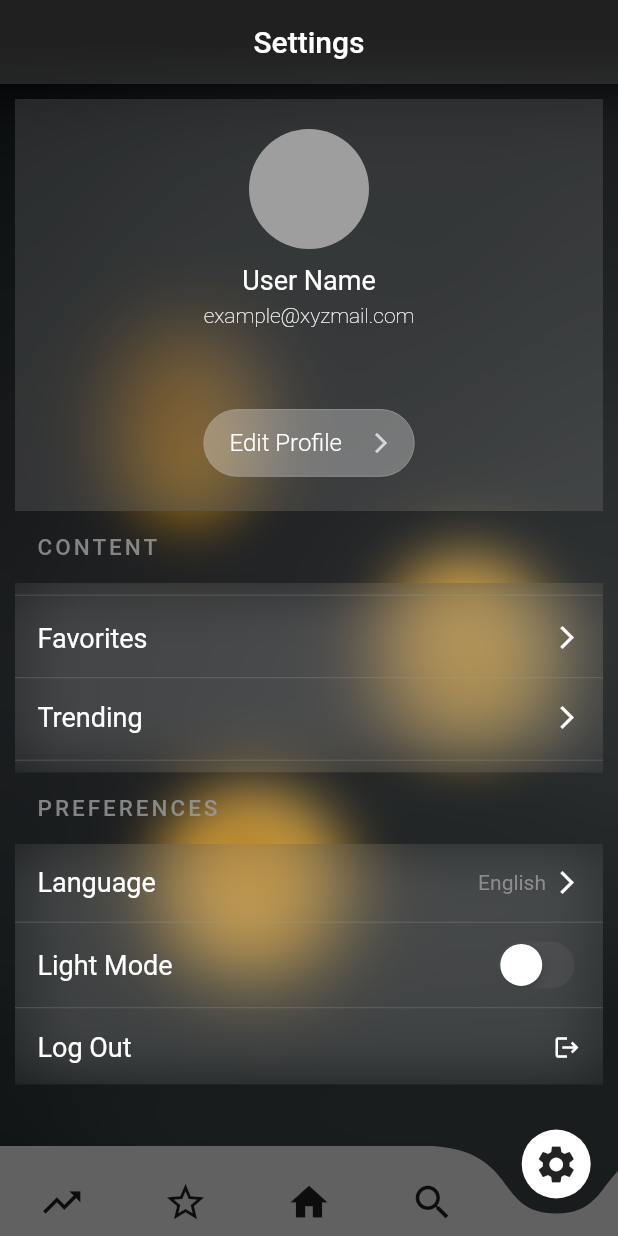
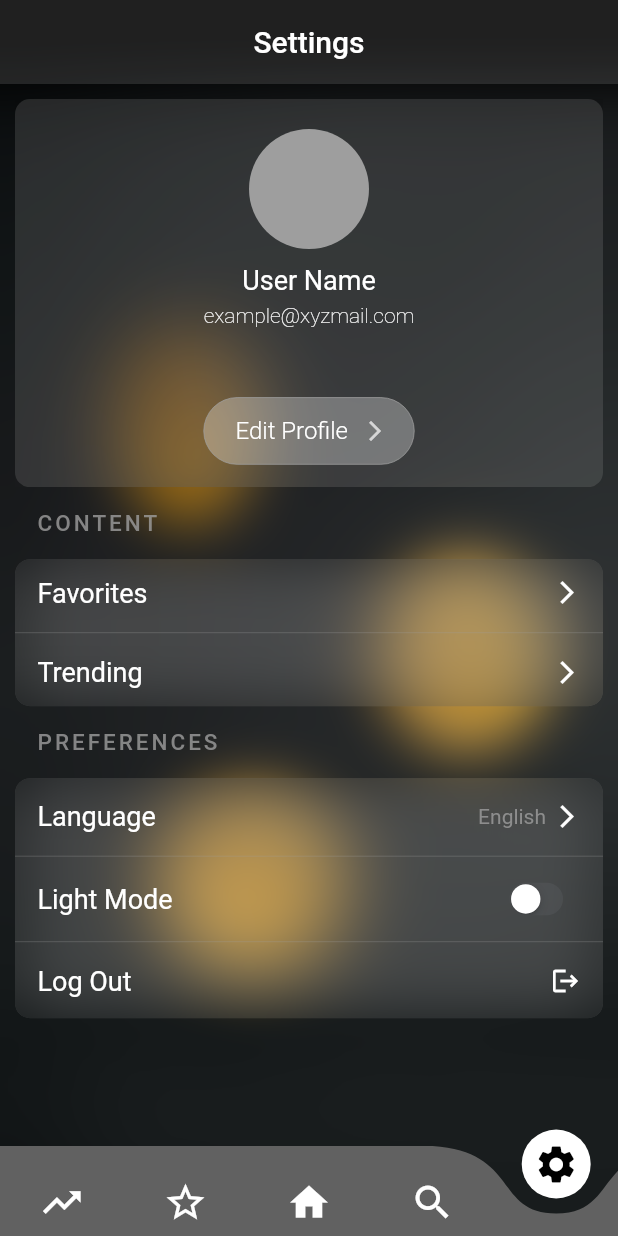
Before and after one commit to RitikRajoria/Crypto-Tracker-App, a Flutter app: the screen it shows after launch, item 5 of the bottom bar chosen, after a tap on "Edit Profile", on a phone screen of 412 x 824 dp. Run offline on Flutter 3.47's test engine with Material 2 defaults, Android fonts, the phone set to English and light mode, and no system bars; drawn by our look-alikes of curved_navigation_bar; our stand-ins replace fl_chart.

Commit message:
pushy push

```diff
--- a/lib/homepage_navbar.dart
+++ b/lib/homepage_navbar.dart
@@ -23,6 +23,13 @@ class _HomePageNavbarState extends State<HomePageNavbar> {
     Search(),
     SettingsPage(),
   ];
+  List<Color> iconColor = [
+    Colors.white,
+    Colors.white,
+    Colors.white,
+    Colors.white,
+    Colors.white
+  ];
 
   @override
   Widget build(BuildContext context) {
@@ -44,25 +51,31 @@ class _HomePageNavbarState extends State<HomePageNavbar> {
   // bottom bar
 
   Widget bottombar() {
+
     return Container(
       child: CurvedNavigationBar(
         index: 2,
         height: 60.0,
         items: <Widget>[
-          Icon(Icons.trending_up, size: 30),
-          Icon(Icons.star_outline, size: 30),
-          Icon(Icons.home, size: 30),
-          Icon(Icons.search, size: 30),
-          Icon(Icons.settings, size: 30),
+          Icon(Icons.trending_up, size: 30, color: iconColor[0],),
+          Icon(Icons.star_outline, size: 30,color: iconColor[1],),
+          Icon(Icons.home, size: 30,color: iconColor[2],),
+          Icon(Icons.search, size: 30,color:  iconColor[3],),
+          Icon(Icons.settings, size: 30,color: iconColor[4],),
         ],
         color: Colors.grey.shade700,
         buttonBackgroundColor: Colors.white,
         backgroundColor: Colors.transparent,
+
         animationCurve: Curves.easeInOut,
         animationDuration: Duration(milliseconds: 400),
+
         onTap: (index) {
           setState(() {
             pageIndex = index;
+            pageIndex == index ? iconColor[index] = Colors.black : iconColor[index] = Colors.white;
+
+
           });
         },
         letIndexChange: (index) => true,
--- a/lib/pages/home.dart
+++ b/lib/pages/home.dart
@@ -326,9 +326,7 @@ class _HomePageState extends State<HomePage> {
                 ),
                 Text(
                   "View All",
-                  style: TextStyle(
-                    color: textWhite,
-                  ),
+                  style: TextStyle(color: Colors.amber),
                 ),
               ],
             ),
--- a/lib/pages/search.dart
+++ b/lib/pages/search.dart
@@ -15,7 +15,7 @@ class _SearchState extends State<Search> {
   Icon cusIcon = Icon(Icons.search);
   Widget cusSearchBar = Text("Search");
 
-  FocusNode focusSearchField = FocusNode();
+  FocusNode focusSearch = FocusNode();
 
   @override
   Widget build(BuildContext context) {
@@ -38,6 +38,7 @@ class _SearchState extends State<Search> {
         actions: [
           IconButton(
             splashRadius: 18,
+
             icon: cusIcon,
             onPressed: () {
               setState(() {
@@ -45,8 +46,11 @@ class _SearchState extends State<Search> {
                   this.cusIcon = Icon(Icons.close);
                   this.cusSearchBar = TextField(
                     textInputAction: TextInputAction.search,
+                    focusNode: focusSearch,
+                    autofocus: true,
                     style: TextStyle(
                       color: Colors.white,
+
                       fontSize: 18.0,
                       fontWeight: FontWeight.w500,
                     ),
--- a/lib/pages/settingsPage.dart
+++ b/lib/pages/settingsPage.dart
@@ -10,6 +10,7 @@ class SettingsPage extends StatefulWidget {
 }
 
 class _SettingsPageState extends State<SettingsPage> {
+  bool themeSwitch = false;
   @override
   Widget build(BuildContext context) {
     final size = MediaQuery.of(context).size;
@@ -52,25 +53,15 @@ class _SettingsPageState extends State<SettingsPage> {
 //blur background
 //first edit profile container
             SingleChildScrollView(
-              child: body(size: size),
+              child: body(size),
             ),
           ],
         ),
       ),
     );
   }
-}
 
-class body extends StatelessWidget {
-  const body({
-    Key? key,
-    required this.size,
-  }) : super(key: key);
-
-  final Size size;
-
-  @override
-  Widget build(BuildContext context) {
+  Padding body(Size size) {
     return Padding(
       padding: const EdgeInsets.only(left: 10, right: 10),
       child: Column(
@@ -82,7 +73,7 @@ class body extends StatelessWidget {
               child: Container(
                 decoration: BoxDecoration(
                   color: Colors.grey.withOpacity(0.2),
-                  borderRadius: BorderRadius.only(),
+                  borderRadius: BorderRadius.circular(10),
                 ),
                 child: Column(
                   children: [
@@ -119,15 +110,7 @@ class body extends StatelessWidget {
                         ],
                       ),
                     ),
-                    TextButton(
-                      style: ButtonStyle(
-                        overlayColor:
-                            MaterialStateProperty.all(Colors.transparent),
-                      ),
-                      onPressed: () {
-                        print("tapped and working");
-                      },
-                      child: Container(
+                    Container(
                       height: 45,
                       width: (size.width - 60) * 0.4,
                       decoration: BoxDecoration(
@@ -135,6 +118,16 @@ class body extends StatelessWidget {
                         borderRadius: BorderRadius.circular(30),
                         color: Colors.white.withOpacity(0.3),
                       ),
+                      child: ClipRRect(
+                        borderRadius: BorderRadius.circular(30),
+                        child: TextButton(
+                          style: ButtonStyle(
+                            overlayColor: MaterialStateProperty.all(
+                                Colors.grey.withOpacity(0.8)),
+                          ),
+                          onPressed: () {
+                            print("tapped and working");
+                          },
                           child: Padding(
                             padding: const EdgeInsets.only(left: 8, right: 5),
                             child: Row(
@@ -152,6 +145,7 @@ class body extends StatelessWidget {
                                   size: 16,
                                 ),
                               ],
+                            ),
                           ),
                         ),
                       ),
@@ -180,20 +174,21 @@ class body extends StatelessWidget {
               ],
             ),
           ),
-          Container(
+          ClipRRect(
+            borderRadius: BorderRadius.circular(10),
+            child: Container(
               width: size.width,
+              decoration: BoxDecoration(
                 color: Colors.grey.withOpacity(0.3),
-            child: ClipRect(
+               borderRadius: BorderRadius.circular(10),
+              ),
               child: BackdropFilter(
                 filter: ImageFilter.blur(sigmaX: 20, sigmaY: 20),
                 child: Column(
                   children: [
-                    Divider(
-                      color: Colors.grey.withOpacity(0.3),
-                    ),
                     Padding(
                       padding: const EdgeInsets.only(
-                          left: 15, right: 15, top: 10, bottom: 8),
+                          left: 15, right: 15, top: 12, bottom: 8),
                       child: Row(
                         mainAxisAlignment: MainAxisAlignment.spaceBetween,
                         children: [
@@ -217,7 +212,7 @@ class body extends StatelessWidget {
                     ),
                     Padding(
                       padding: const EdgeInsets.only(
-                          left: 15, right: 15, top: 8, bottom: 10),
+                          left: 15, right: 15, top: 8, bottom: 12),
                       child: Row(
                         mainAxisAlignment: MainAxisAlignment.spaceBetween,
                         children: [
@@ -235,9 +230,6 @@ class body extends StatelessWidget {
                           ),
                         ],
                       ),
-                    ),
-                    Divider(
-                      color: Colors.grey.withOpacity(0.3),
                     ),
                   ],
                 ),
@@ -262,10 +254,14 @@ class body extends StatelessWidget {
               ],
             ),
           ),
-          Container(
+          ClipRRect(
+            borderRadius: BorderRadius.circular(10),
+            child: Container(
               width: size.width,
+              decoration: BoxDecoration(
                 color: Colors.grey.withOpacity(0.3),
-            child: ClipRect(
+              borderRadius: BorderRadius.circular(10),
+              ),
               child: BackdropFilter(
                 filter: ImageFilter.blur(sigmaX: 20, sigmaY: 20),
                 child: Column(
@@ -317,8 +313,18 @@ class body extends StatelessWidget {
                               fontSize: 18,
                             ),
                           ),
-                          CupertinoSwitch(
-                              value: false, onChanged: (context) {}),
+                          Transform.scale(
+                            scale: 0.7,
+                            child: CupertinoSwitch(
+                              value: themeSwitch,
+                              onChanged: (bool value) {
+                                setState(() {
+                                  themeSwitch = value;
+                                });
+                                print(value);
+                              },
+                            ),
+                          ),
                         ],
                       ),
                     ),
@@ -340,7 +346,7 @@ class body extends StatelessWidget {
                           ),
                           Icon(
                             Icons.logout,
-                            size: 18,
+                            size: 20,
                             color: Colors.white,
                           ),
                         ],
```
Lines whose indentation alone changed are shown as unchanged.
